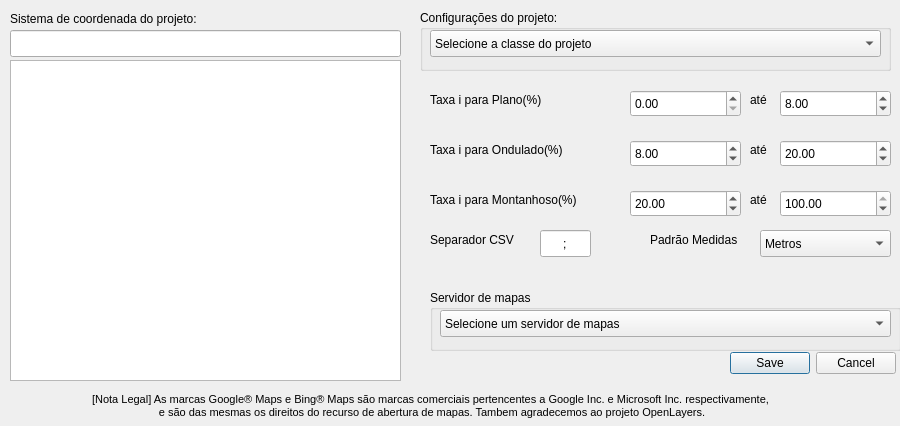
Above: app/view/ui/Topo_dialog_conf.ui from matheusfillipe/Topografia before the change. Below: the same form after it.
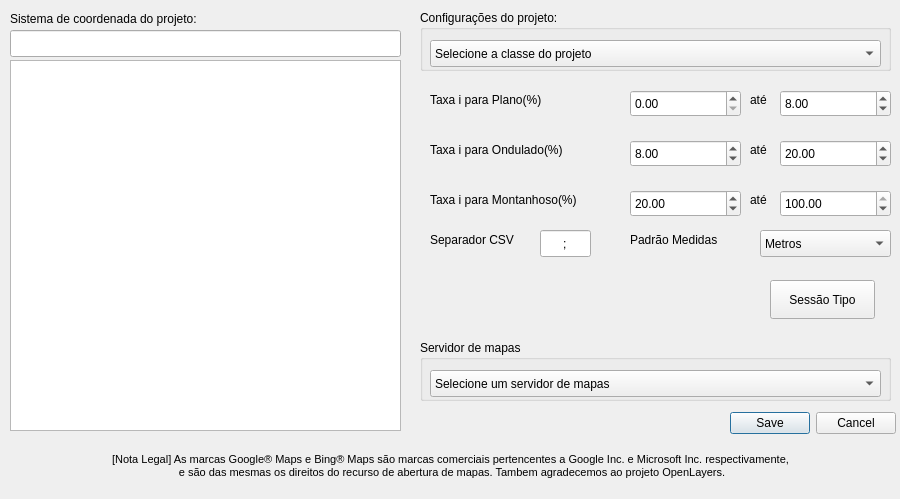
That is the form after the change.

Patch:
```diff
--- a/app/view/ui/Topo_dialog_conf.ui
+++ b/app/view/ui/Topo_dialog_conf.ui
@@ -10,7 +10,7 @@
     <x>0</x>
     <y>0</y>
     <width>900</width>
-    <height>426</height>
+    <height>499</height>
    </rect>
   </property>
   <property name="sizePolicy">
@@ -35,7 +35,7 @@
    <property name="geometry">
     <rect>
      <x>720</x>
-     <y>350</y>
+     <y>410</y>
      <width>176</width>
      <height>27</height>
     </rect>
@@ -76,7 +76,7 @@
      <x>10</x>
      <y>60</y>
      <width>391</width>
-     <height>321</height>
+     <height>371</height>
     </rect>
    </property>
    <property name="editTriggers">
@@ -258,7 +258,7 @@
     <property name="geometry">
      <rect>
       <x>10</x>
-      <y>20</y>
+      <y>30</y>
       <width>451</width>
       <height>27</height>
      </rect>
@@ -314,8 +314,8 @@
   <widget class="QGroupBox" name="groupBox_2">
    <property name="geometry">
     <rect>
-     <x>430</x>
-     <y>290</y>
+     <x>420</x>
+     <y>340</y>
      <width>471</width>
      <height>61</height>
     </rect>
@@ -327,7 +327,7 @@
     <property name="geometry">
      <rect>
       <x>10</x>
-      <y>20</y>
+      <y>30</y>
       <width>451</width>
       <height>27</height>
      </rect>
@@ -368,8 +368,8 @@
   <widget class="QLabel" name="label_8">
    <property name="geometry">
     <rect>
-     <x>-10</x>
-     <y>390</y>
+     <x>10</x>
+     <y>450</y>
      <width>881</width>
      <height>31</height>
     </rect>
@@ -428,7 +428,7 @@
   <widget class="QLabel" name="label_10">
    <property name="geometry">
     <rect>
-     <x>650</x>
+     <x>630</x>
      <y>230</y>
      <width>111</width>
      <height>20</height>
@@ -469,6 +469,22 @@
     </property>
    </item>
   </widget>
+  <widget class="QPushButton" name="sessaoTipoButton">
+   <property name="geometry">
+    <rect>
+     <x>770</x>
+     <y>280</y>
+     <width>105</width>
+     <height>39</height>
+    </rect>
+   </property>
+   <property name="toolTip">
+    <string>Definir Sessão Tipo Transversal</string>
+   </property>
+   <property name="text">
+    <string>Sessão Tipo</string>
+   </property>
+  </widget>
   <action name="actionOpenFolderAction">
    <property name="text">
     <string>openFolderAction</string>
```
